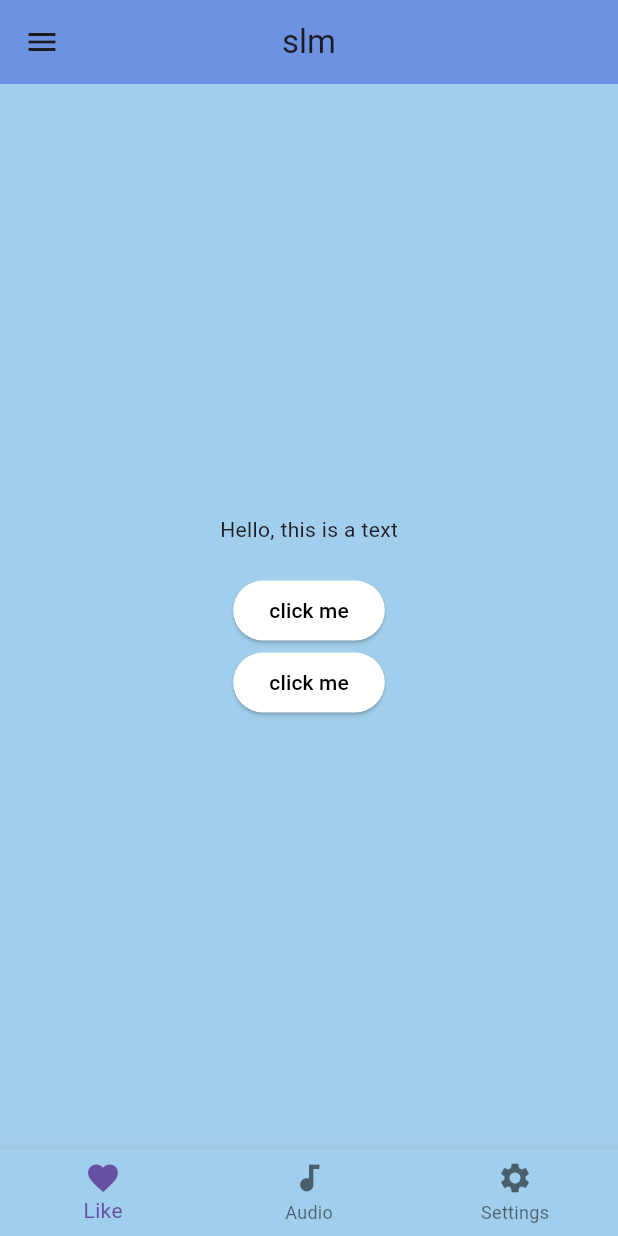
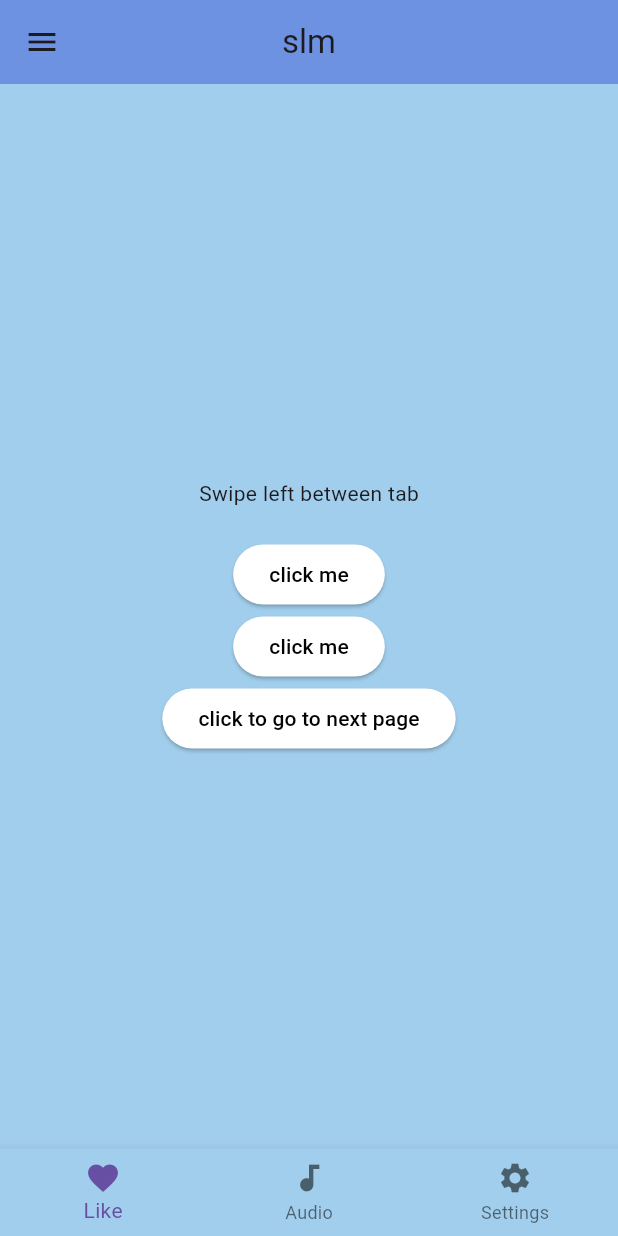
Before and after one commit to imadselka/flutterApp, a Flutter app: the screen it shows after launch, on a phone screen of 412 x 824 dp. Run offline on Flutter 3.47's test engine with Material 3 defaults, Android fonts, the phone set to English and light mode, and no system bars; our stand-ins replace audioplayers.

Commit message:
feat: press button to go to the next page - play audio - some changes on the drawer

```diff
--- a/lib/main.dart
+++ b/lib/main.dart
@@ -1,4 +1,9 @@
 import 'package:flutter/material.dart';
+import 'package:audioplayers/audioplayers.dart';
+
+import './pages/home_page.dart';
+import './pages/like_page.dart';
+import './pages/settings_page.dart';
 
 void main() {
   runApp(const MyApp());
@@ -12,9 +17,29 @@ class MyApp extends StatefulWidget {
 }
 
 class _MyAppState extends State<MyApp> {
+  @override
+  Widget build(BuildContext context) {
+    return const MaterialApp(
+      debugShowCheckedModeBanner: false,
+      home: Firstpage(),
+    );
+  }
+}
+
+class Firstpage extends StatefulWidget {
+  const Firstpage({super.key});
+
+  @override
+  State<Firstpage> createState() => _FirstpageState();
+}
+
+class _FirstpageState extends State<Firstpage> {
   String buttonText = 'click me';
+
   int currentIndex = 0;
+
   final PageController _pageController = PageController();
+  AudioPlayer audioPlayer = AudioPlayer();
 
   @override
   void dispose() {
@@ -24,11 +49,18 @@ class _MyAppState extends State<MyApp> {
 
   @override
   Widget build(BuildContext context) {
-    return MaterialApp(
-      debugShowCheckedModeBanner: false,
-      home: Scaffold(
-        drawer:
-            const Drawer(backgroundColor: Color.fromARGB(255, 161, 206, 236)),
+    return Scaffold(
+      drawer: const Drawer(
+          backgroundColor: Color.fromARGB(255, 161, 206, 236),
+          child: Column(
+            children: [
+              DrawerHeader(child: Text('Header')),
+              ListTile(
+                leading: Icon(Icons.home),
+                title: Text('HOME'),
+              )
+            ],
+          )),
       backgroundColor: const Color.fromARGB(255, 161, 206, 236),
       appBar: AppBar(
         title: const Text('slm'),
@@ -79,20 +111,19 @@ class _MyAppState extends State<MyApp> {
           });
         },
       ),
-      ),
     );
   }
 
   List<Widget> _buildBody() {
     return [
-      Container(
+      SizedBox(
         width: double.infinity,
         height: double.infinity,
         child: Column(
           mainAxisAlignment: MainAxisAlignment.center,
           crossAxisAlignment: CrossAxisAlignment.center,
           children: [
-            const Text('Hello, this is a text'),
+            const Text('Swipe left between tab'),
             const SizedBox(height: 20),
             ElevatedButton(
               style: ElevatedButton.styleFrom(
@@ -118,6 +149,21 @@ class _MyAppState extends State<MyApp> {
               },
               child: Text(buttonText),
             ),
+            ElevatedButton(
+              style: ElevatedButton.styleFrom(
+                foregroundColor: Colors.black,
+                backgroundColor: Colors.white,
+              ),
+              onPressed: () {
+                setState(() {
+                  Navigator.of(context)
+                      .push(MaterialPageRoute(builder: (BuildContext context) {
+                    return const NextPage();
+                  }));
+                });
+              },
+              child: const Text('click to go to next page'),
+            ),
           ],
         ),
       ),
@@ -131,6 +177,10 @@ class _MyAppState extends State<MyApp> {
             const SizedBox(height: 20),
             Image.asset('images/pic.jpg',
                 width: 300, height: 300, fit: BoxFit.cover),
+            ElevatedButton(
+              onPressed: playAudio,
+              child: const Text('Play Audio'),
+            ),
           ],
         ),
       ),
@@ -140,4 +190,58 @@ class _MyAppState extends State<MyApp> {
       ),
     ];
   }
+
+  playAudio() async {
+    int result = await audioPlayer
+        .play('https://www.soundhelix.com/examples/mp3/SoundHelix-Song-1.mp3');
+    if (result == 1) {
+      // success
+      print('Audio played successfully');
+    } else {
+      print('Error playing audio');
     }
+  }
+}
+
+class NextPage extends StatefulWidget {
+  const NextPage({Key? key}) : super(key: key);
+
+  @override
+  State<NextPage> createState() => _NextPageState();
+}
+
+class _NextPageState extends State<NextPage> {
+  int count = 0;
+
+  @override
+  Widget build(BuildContext context) {
+    return Scaffold(
+      appBar: AppBar(
+        backgroundColor: const Color.fromARGB(255, 68, 139, 197),
+        leading: IconButton(
+          icon: const Icon(Icons.arrow_back),
+          onPressed: () {
+            // Use Navigator.pop to go back to the previous page
+            Navigator.pop(context);
+          },
+        ),
+        title: const Text('Next Page'),
+      ),
+      body: Container(
+        child: Column(
+            mainAxisAlignment: MainAxisAlignment.center,
+            crossAxisAlignment: CrossAxisAlignment.center,
+            children: [
+              Text('$count'),
+              ElevatedButton(
+                  onPressed: () {
+                    setState(() {
+                      count = count + 1;
+                    });
+                  },
+                  child: const Text('+'))
+            ]),
+      ),
+    );
+  }
+}
```
Lines whose indentation alone changed are shown as unchanged.
